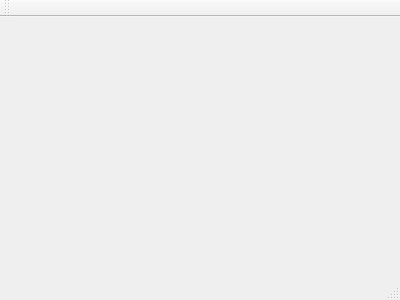
Old version of the form mainwindow.ui in the repository MrJia1997/PolygonProcessing.
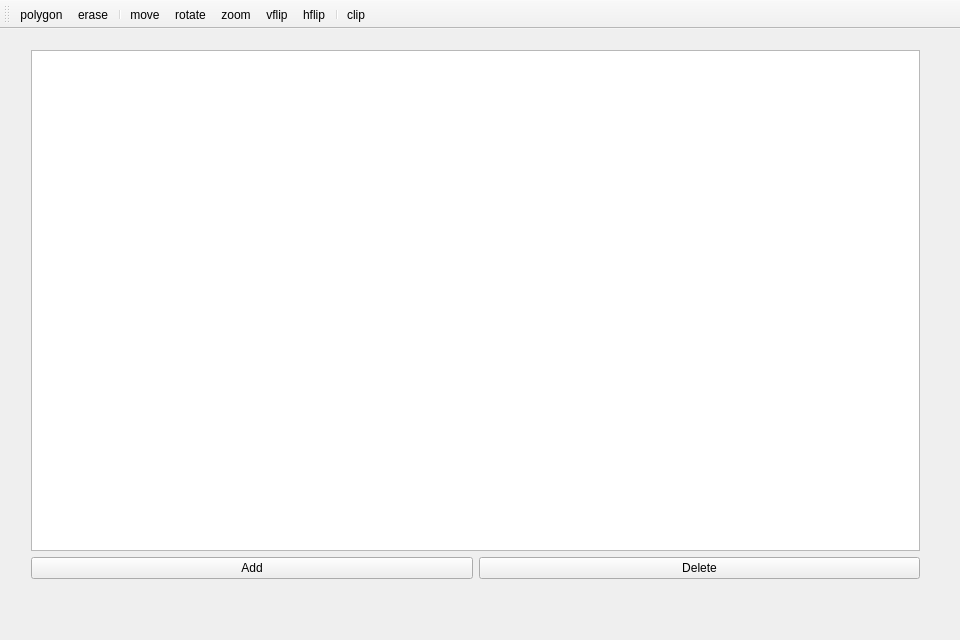
New version of the form. Icons and pictures are not drawn.

Commit message: Add basic polygon rendering.

```diff
--- a/mainwindow.ui
+++ b/mainwindow.ui
@@ -1,24 +1,238 @@
 <ui version="4.0">
  <class>MainWindow</class>
- <widget class="QMainWindow" name="MainWindow" >
-  <property name="geometry" >
+ <widget class="QMainWindow" name="MainWindow">
+  <property name="geometry">
    <rect>
     <x>0</x>
     <y>0</y>
-    <width>400</width>
-    <height>300</height>
+    <width>960</width>
+    <height>640</height>
    </rect>
   </property>
-  <property name="windowTitle" >
+  <property name="sizePolicy">
+   <sizepolicy hsizetype="Fixed" vsizetype="Fixed">
+    <horstretch>0</horstretch>
+    <verstretch>0</verstretch>
+   </sizepolicy>
+  </property>
+  <property name="windowTitle">
    <string>MainWindow</string>
   </property>
-  <widget class="QMenuBar" name="menuBar" />
-  <widget class="QToolBar" name="mainToolBar" />
-  <widget class="QWidget" name="centralWidget" />
-  <widget class="QStatusBar" name="statusBar" />
+  <widget class="QWidget" name="centralWidget">
+   <property name="sizePolicy">
+    <sizepolicy hsizetype="Preferred" vsizetype="Preferred">
+     <horstretch>0</horstretch>
+     <verstretch>0</verstretch>
+    </sizepolicy>
+   </property>
+   <widget class="QWidget" name="horizontalLayoutWidget">
+    <property name="geometry">
+     <rect>
+      <x>20</x>
+      <y>10</y>
+      <width>911</width>
+      <height>551</height>
+     </rect>
+    </property>
+    <layout class="QHBoxLayout" name="horizontalLayout" stretch="0">
+     <item>
+      <layout class="QVBoxLayout" name="graphLayers">
+       <item>
+        <widget class="QListWidget" name="graphLayerList"/>
+       </item>
+       <item>
+        <layout class="QHBoxLayout" name="graphLayerActions">
+         <item>
+          <widget class="QPushButton" name="deleteGraphLayer">
+           <property name="text">
+            <string>Add</string>
+           </property>
+          </widget>
+         </item>
+         <item>
+          <widget class="QPushButton" name="addGraphLayer">
+           <property name="text">
+            <string>Delete</string>
+           </property>
+          </widget>
+         </item>
+        </layout>
+       </item>
+      </layout>
+     </item>
+    </layout>
+   </widget>
+  </widget>
+  <widget class="QMenuBar" name="menuBar">
+   <property name="geometry">
+    <rect>
+     <x>0</x>
+     <y>0</y>
+     <width>960</width>
+     <height>22</height>
+    </rect>
+   </property>
+  </widget>
+  <widget class="QToolBar" name="mainToolBar">
+   <property name="maximumSize">
+    <size>
+     <width>16777215</width>
+     <height>16777215</height>
+    </size>
+   </property>
+   <property name="movable">
+    <bool>true</bool>
+   </property>
+   <attribute name="toolBarArea">
+    <enum>TopToolBarArea</enum>
+   </attribute>
+   <attribute name="toolBarBreak">
+    <bool>false</bool>
+   </attribute>
+   <addaction name="action_polygon"/>
+   <addaction name="action_erase"/>
+   <addaction name="separator"/>
+   <addaction name="action_move"/>
+   <addaction name="action_rotate"/>
+   <addaction name="action_zoom"/>
+   <addaction name="action_vflip"/>
+   <addaction name="action_hflip"/>
+   <addaction name="separator"/>
+   <addaction name="action_clip"/>
+  </widget>
+  <action name="action_move">
+   <property name="checkable">
+    <bool>true</bool>
+   </property>
+   <property name="icon">
+    <iconset resource="toolbaricon.qrc">
+     <normaloff>:/new/icon/toolbar/icon/toolbar/move.png</normaloff>:/new/icon/toolbar/icon/toolbar/move.png</iconset>
+   </property>
+   <property name="text">
+    <string>move</string>
+   </property>
+   <property name="toolTip">
+    <string>Drag to move.</string>
+   </property>
+   <property name="shortcut">
+    <string>Meta+Shift+M</string>
+   </property>
+  </action>
+  <action name="action_zoom">
+   <property name="checkable">
+    <bool>true</bool>
+   </property>
+   <property name="icon">
+    <iconset resource="toolbaricon.qrc">
+     <normaloff>:/new/icon/toolbar/icon/toolbar/zoom.png</normaloff>:/new/icon/toolbar/icon/toolbar/zoom.png</iconset>
+   </property>
+   <property name="text">
+    <string>zoom</string>
+   </property>
+   <property name="toolTip">
+    <string>Scroll to zoom.</string>
+   </property>
+   <property name="shortcut">
+    <string>Meta+Shift+Z</string>
+   </property>
+  </action>
+  <action name="action_rotate">
+   <property name="checkable">
+    <bool>true</bool>
+   </property>
+   <property name="icon">
+    <iconset resource="toolbaricon.qrc">
+     <normaloff>:/new/icon/toolbar/icon/toolbar/rotate.png</normaloff>:/new/icon/toolbar/icon/toolbar/rotate.png</iconset>
+   </property>
+   <property name="text">
+    <string>rotate</string>
+   </property>
+   <property name="toolTip">
+    <string>Drag to rotate.</string>
+   </property>
+   <property name="shortcut">
+    <string>Meta+Shift+R</string>
+   </property>
+  </action>
+  <action name="action_vflip">
+   <property name="icon">
+    <iconset resource="toolbaricon.qrc">
+     <normaloff>:/new/icon/toolbar/icon/toolbar/vflip.png</normaloff>:/new/icon/toolbar/icon/toolbar/vflip.png</iconset>
+   </property>
+   <property name="text">
+    <string>vflip</string>
+   </property>
+   <property name="toolTip">
+    <string>Click to flip vertically.</string>
+   </property>
+   <property name="shortcut">
+    <string>Meta+F</string>
+   </property>
+  </action>
+  <action name="action_hflip">
+   <property name="icon">
+    <iconset resource="toolbaricon.qrc">
+     <normaloff>:/new/icon/toolbar/icon/toolbar/hflip.png</normaloff>:/new/icon/toolbar/icon/toolbar/hflip.png</iconset>
+   </property>
+   <property name="text">
+    <string>hflip</string>
+   </property>
+   <property name="toolTip">
+    <string>Click to flip horizontally.</string>
+   </property>
+   <property name="shortcut">
+    <string>Meta+Shift+F</string>
+   </property>
+  </action>
+  <action name="action_clip">
+   <property name="icon">
+    <iconset resource="toolbaricon.qrc">
+     <normaloff>:/new/icon/toolbar/icon/toolbar/clip.png</normaloff>:/new/icon/toolbar/icon/toolbar/clip.png</iconset>
+   </property>
+   <property name="text">
+    <string>clip</string>
+   </property>
+   <property name="toolTip">
+    <string>Choose two polygons to clip.</string>
+   </property>
+   <property name="shortcut">
+    <string>Meta+Shift+C</string>
+   </property>
+  </action>
+  <action name="action_polygon">
+   <property name="checkable">
+    <bool>true</bool>
+   </property>
+   <property name="icon">
+    <iconset resource="toolbaricon.qrc">
+     <normaloff>:/new/icon/toolbar/icon/toolbar/polygon.png</normaloff>:/new/icon/toolbar/icon/toolbar/polygon.png</iconset>
+   </property>
+   <property name="text">
+    <string>polygon</string>
+   </property>
+   <property name="toolTip">
+    <string>Click to draw polygon.</string>
+   </property>
+   <property name="shortcut">
+    <string>Meta+Shift+P</string>
+   </property>
+  </action>
+  <action name="action_erase">
+   <property name="icon">
+    <iconset resource="toolbaricon.qrc">
+     <normaloff>:/new/icon/toolbar/icon/toolbar/erase.png</normaloff>:/new/icon/toolbar/icon/toolbar/erase.png</iconset>
+   </property>
+   <property name="text">
+    <string>erase</string>
+   </property>
+   <property name="toolTip">
+    <string>Click to erase</string>
+   </property>
+  </action>
  </widget>
- <layoutDefault spacing="6" margin="11" />
- <pixmapfunction></pixmapfunction>
- <resources/>
+ <layoutdefault spacing="6" margin="11"/>
+ <resources>
+  <include location="toolbaricon.qrc"/>
+ </resources>
  <connections/>
 </ui>
```
Left out of the diff: 1 changed line with no effect on the pictures. The commit also changes 17 other files.
